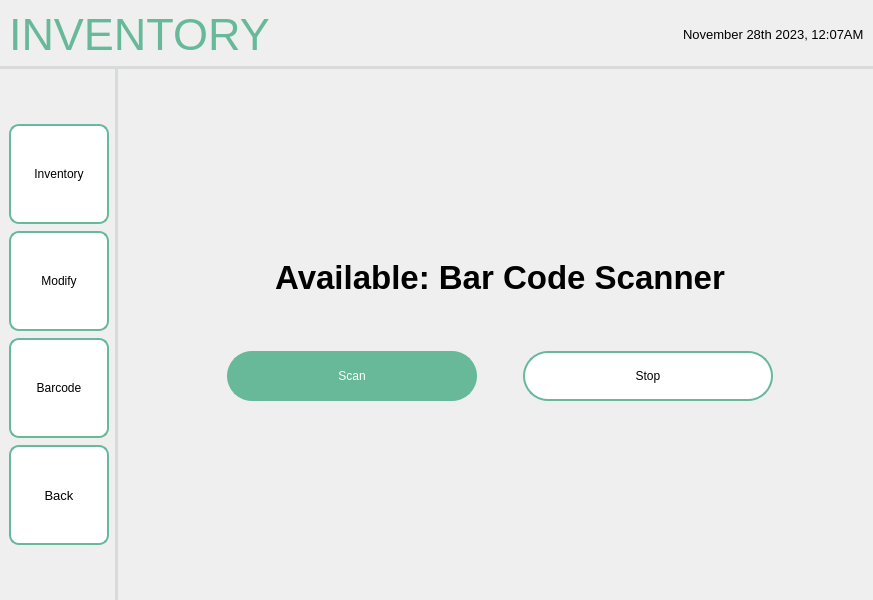
This is screens/ui/employee_ui/employee_inventory/inventory_Barcode.ui in sehae/POS-with-Inventory-System as Qt 5 draws it before an edit. The edited form follows.
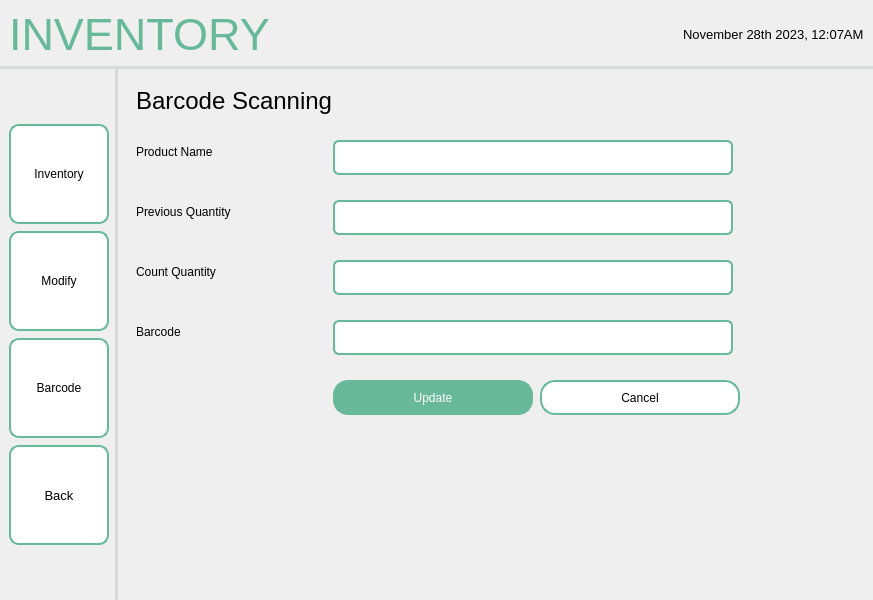
This is the edited form. Icons and pictures are not drawn.

Commit message:
Working Barcode Scan
Updates quantity for counting products at the end of the day.

Diff of the .ui file:
```diff
--- a/screens/ui/employee_ui/employee_inventory/inventory_Barcode.ui
+++ b/screens/ui/employee_ui/employee_inventory/inventory_Barcode.ui
@@ -340,102 +340,168 @@
         <widget class="QFrame" name="Content">
          <layout class="QVBoxLayout" name="verticalLayout_4">
           <property name="rightMargin">
-           <number>0</number>
+           <number>11</number>
           </property>
           <item>
            <widget class="QWidget" name="widget" native="true">
-            <layout class="QVBoxLayout" name="verticalLayout_3">
+            <layout class="QHBoxLayout" name="horizontalLayout_8">
+             <item>
+              <widget class="QWidget" name="widget_2" native="true">
+               <layout class="QFormLayout" name="formLayout">
+                <property name="horizontalSpacing">
+                 <number>0</number>
+                </property>
+                <property name="verticalSpacing">
+                 <number>25</number>
+                </property>
              <property name="leftMargin">
-              <number>75</number>
+                 <number>0</number>
              </property>
              <property name="topMargin">
-              <number>75</number>
+                 <number>0</number>
              </property>
              <property name="rightMargin">
-              <number>75</number>
+                 <number>0</number>
              </property>
              <property name="bottomMargin">
-              <number>75</number>
-             </property>
-             <item>
-              <spacer name="verticalSpacer_4">
-               <property name="orientation">
-                <enum>Qt::Vertical</enum>
-               </property>
-               <property name="sizeHint" stdset="0">
-                <size>
-                 <width>20</width>
-                 <height>40</height>
-                </size>
-               </property>
-              </spacer>
-             </item>
-             <item>
+                 <number>0</number>
+                </property>
+                <item row="0" column="0">
               <widget class="QLabel" name="label_4">
                <property name="font">
                 <font>
-                 <pointsize>25</pointsize>
-                 <bold>true</bold>
-                </font>
-               </property>
+                    <pointsize>18</pointsize>
+                   </font>
+                  </property>
+                  <property name="lineWidth">
+                   <number>1</number>
+                  </property>
                <property name="text">
-                <string>Available: Bar Code Scanner</string>
-               </property>
-               <property name="alignment">
-                <set>Qt::AlignCenter</set>
+                   <string>Barcode Scanning</string>
+                  </property>
+                 </widget>
+                </item>
+                <item row="1" column="0">
+                 <widget class="QLabel" name="label_5">
+                  <property name="text">
+                   <string>Product Name</string>
                </property>
               </widget>
              </item>
-             <item>
-              <spacer name="verticalSpacer_5">
-               <property name="orientation">
-                <enum>Qt::Vertical</enum>
-               </property>
-               <property name="sizeType">
-                <enum>QSizePolicy::Fixed</enum>
-               </property>
-               <property name="sizeHint" stdset="0">
+                <item row="1" column="1">
+                 <widget class="QLineEdit" name="productFIELD">
+                  <property name="minimumSize">
+                   <size>
+                    <width>400</width>
+                    <height>35</height>
+                   </size>
+                  </property>
+                  <property name="maximumSize">
+                   <size>
+                    <width>400</width>
+                    <height>35</height>
+                   </size>
+                  </property>
+                  <property name="styleSheet">
+                   <string notr="true">QLineEdit {
+    padding: 5px;
+    border: 2px solid #67B99A;
+    border-radius: 6px;
+    background-color: #FFFFFF;
+    selection-background-color: darkgray;
+}
+</string>
+                  </property>
+                  <property name="readOnly">
+                   <bool>true</bool>
+                  </property>
+                 </widget>
+                </item>
+                <item row="2" column="0">
+                 <widget class="QLabel" name="label_6">
+                  <property name="text">
+                   <string>Previous Quantity</string>
+                  </property>
+                 </widget>
+                </item>
+                <item row="4" column="0">
+                 <widget class="QLabel" name="label_7">
+                  <property name="text">
+                   <string>Barcode</string>
+                  </property>
+                 </widget>
+                </item>
+                <item row="4" column="1">
+                 <widget class="QLineEdit" name="barcodeFIELD">
+                  <property name="minimumSize">
                 <size>
-                 <width>20</width>
-                 <height>40</height>
-                </size>
-               </property>
-              </spacer>
-             </item>
-             <item>
-              <widget class="QWidget" name="widget_2" native="true">
+                    <width>400</width>
+                    <height>35</height>
+                   </size>
+                  </property>
+                  <property name="maximumSize">
+                   <size>
+                    <width>400</width>
+                    <height>35</height>
+                   </size>
+                  </property>
+                  <property name="styleSheet">
+                   <string notr="true">QLineEdit {
+    padding: 5px;
+    border: 2px solid #67B99A;
+    border-radius: 6px;
+    background-color: #FFFFFF;
+    selection-background-color: darkgray;
+}
+</string>
+                  </property>
+                  <property name="placeholderText">
+                   <string/>
+                  </property>
+                 </widget>
+                </item>
+                <item row="5" column="1">
+                 <widget class="QWidget" name="widget_3" native="true">
                <property name="sizePolicy">
                 <sizepolicy hsizetype="Preferred" vsizetype="Preferred">
                  <horstretch>0</horstretch>
                  <verstretch>0</verstretch>
                 </sizepolicy>
                </property>
-               <layout class="QHBoxLayout" name="horizontalLayout_3">
-                <item>
-                 <spacer name="horizontalSpacer_2">
-                  <property name="orientation">
-                   <enum>Qt::Horizontal</enum>
-                  </property>
-                  <property name="sizeHint" stdset="0">
-                   <size>
-                    <width>40</width>
-                    <height>20</height>
-                   </size>
-                  </property>
-                 </spacer>
-                </item>
+                  <layout class="QHBoxLayout" name="horizontalLayout_7">
+                   <property name="spacing">
+                    <number>7</number>
+                   </property>
+                   <property name="leftMargin">
+                    <number>0</number>
+                   </property>
+                   <property name="topMargin">
+                    <number>0</number>
+                   </property>
+                   <property name="rightMargin">
+                    <number>0</number>
+                   </property>
+                   <property name="bottomMargin">
+                    <number>0</number>
+                   </property>
                 <item>
-                 <widget class="QPushButton" name="pushButton_4">
+                    <widget class="QPushButton" name="updateBTN">
+                     <property name="sizePolicy">
+                      <sizepolicy hsizetype="Fixed" vsizetype="Fixed">
+                       <horstretch>0</horstretch>
+                       <verstretch>0</verstretch>
+                      </sizepolicy>
+                     </property>
                   <property name="minimumSize">
                    <size>
-                    <width>250</width>
-                    <height>50</height>
+                       <width>200</width>
+                       <height>35</height>
                    </size>
                   </property>
                   <property name="maximumSize">
                    <size>
-                    <width>250</width>
-                    <height>50</height>
+                       <width>200</width>
+                       <height>35</height>
                    </size>
                   </property>
                   <property name="styleSheet">
@@ -444,7 +510,7 @@
     color: white;
     border: 2px solid #67B99A;
     padding: 8px 16px;
-    border-radius: 25px;
+    border-radius: 15px;
 }
 QPushButton:hover {
     background-color: #5CAE8B;
@@ -456,38 +522,28 @@
 }</string>
                   </property>
                   <property name="text">
-                   <string>Scan</string>
+                      <string>Update</string>
                   </property>
                  </widget>
                 </item>
                 <item>
-                 <spacer name="horizontalSpacer_4">
-                  <property name="orientation">
-                   <enum>Qt::Horizontal</enum>
-                  </property>
-                  <property name="sizeType">
-                   <enum>QSizePolicy::Fixed</enum>
-                  </property>
-                  <property name="sizeHint" stdset="0">
-                   <size>
-                    <width>40</width>
-                    <height>20</height>
-                   </size>
-                  </property>
-                 </spacer>
-                </item>
-                <item>
-                 <widget class="QPushButton" name="pushButton_5">
+                    <widget class="QPushButton" name="cancelBTN">
+                     <property name="sizePolicy">
+                      <sizepolicy hsizetype="Fixed" vsizetype="Fixed">
+                       <horstretch>0</horstretch>
+                       <verstretch>0</verstretch>
+                      </sizepolicy>
+                     </property>
                   <property name="minimumSize">
                    <size>
-                    <width>250</width>
-                    <height>50</height>
+                       <width>200</width>
+                       <height>35</height>
                    </size>
                   </property>
                   <property name="maximumSize">
                    <size>
-                    <width>250</width>
-                    <height>50</height>
+                       <width>200</width>
+                       <height>35</height>
                    </size>
                   </property>
                   <property name="styleSheet">
@@ -496,7 +552,7 @@
     border: 2px solid #67B99A;
     color: black;
     padding: 8px 16px;
-    border-radius: 25px;
+    border-radius: 15px;
 }
 
 QPushButton:hover {
@@ -509,7 +565,7 @@
 }</string>
                   </property>
                   <property name="text">
-                   <string>Stop</string>
+                      <string>Cancel</string>
                   </property>
                  </widget>
                 </item>
@@ -529,15 +585,83 @@
                </layout>
               </widget>
              </item>
+                <item row="2" column="1">
+                 <widget class="QLineEdit" name="quantityFIELD">
+                  <property name="minimumSize">
+                   <size>
+                    <width>400</width>
+                    <height>35</height>
+                   </size>
+                  </property>
+                  <property name="maximumSize">
+                   <size>
+                    <width>400</width>
+                    <height>35</height>
+                   </size>
+                  </property>
+                  <property name="styleSheet">
+                   <string notr="true">QLineEdit {
+    padding: 5px;
+    border: 2px solid #67B99A;
+    border-radius: 6px;
+    background-color: #FFFFFF;
+    selection-background-color: darkgray;
+}
+</string>
+                  </property>
+                  <property name="readOnly">
+                   <bool>true</bool>
+                  </property>
+                 </widget>
+                </item>
+                <item row="3" column="0">
+                 <widget class="QLabel" name="label_3">
+                  <property name="text">
+                   <string>Count Quantity</string>
+                  </property>
+                 </widget>
+                </item>
+                <item row="3" column="1">
+                 <widget class="QLineEdit" name="countFIELD">
+                  <property name="minimumSize">
+                   <size>
+                    <width>400</width>
+                    <height>35</height>
+                   </size>
+                  </property>
+                  <property name="maximumSize">
+                   <size>
+                    <width>400</width>
+                    <height>35</height>
+                   </size>
+                  </property>
+                  <property name="styleSheet">
+                   <string notr="true">QLineEdit {
+    padding: 5px;
+    border: 2px solid #67B99A;
+    border-radius: 6px;
+    background-color: #FFFFFF;
+    selection-background-color: darkgray;
+}
+</string>
+                  </property>
+                  <property name="readOnly">
+                   <bool>true</bool>
+                  </property>
+                 </widget>
+                </item>
+               </layout>
+              </widget>
+             </item>
              <item>
-              <spacer name="verticalSpacer_2">
+              <spacer name="horizontalSpacer_2">
                <property name="orientation">
-                <enum>Qt::Vertical</enum>
+                <enum>Qt::Horizontal</enum>
                </property>
                <property name="sizeHint" stdset="0">
                 <size>
-                 <width>20</width>
-                 <height>40</height>
+                 <width>40</width>
+                 <height>20</height>
                 </size>
                </property>
               </spacer>
```
Lines whose indentation alone changed are shown as unchanged. The commit also changes 10 other files.
